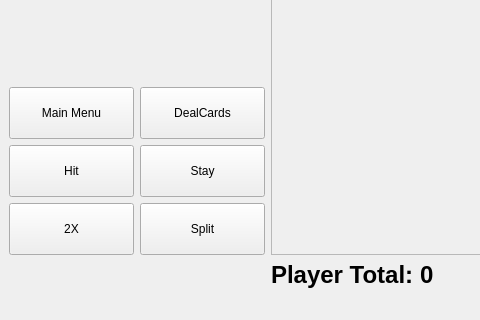
Old version of the form blackJackTeacher/PlayingWindow.ui in the repository UofU-CS3505/cs3505-assignment9-BradleyBartelt; both pictures show x 0 to 480 and y 280 to 600 of the 800 by 600 pixel window.
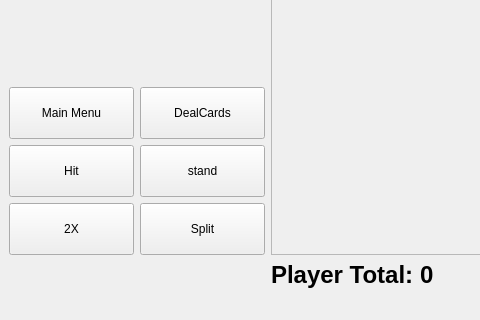
New version of the form.

```diff
--- a/blackJackTeacher/PlayingWindow.ui
+++ b/blackJackTeacher/PlayingWindow.ui
@@ -151,7 +151,7 @@
            </sizepolicy>
           </property>
           <property name="text">
-           <string>Stay</string>
+           <string>stand</string>
           </property>
          </widget>
         </item>
```
Left out of the diff: 10 changed lines with no effect on the pictures.
